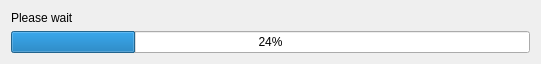
Old version of the form huggle/waitingform.ui in the repository huggle/huggle3-qt-lx.
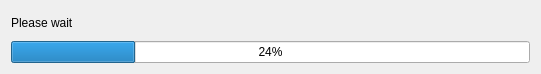
New version of the form. Icons and pictures are not drawn.

Patch:
```diff
--- a/huggle/waitingform.ui
+++ b/huggle/waitingform.ui
@@ -7,9 +7,15 @@
     <x>0</x>
     <y>0</y>
     <width>541</width>
-    <height>63</height>
+    <height>74</height>
    </rect>
   </property>
+  <property name="sizePolicy">
+   <sizepolicy hsizetype="Fixed" vsizetype="Fixed">
+    <horstretch>0</horstretch>
+    <verstretch>0</verstretch>
+   </sizepolicy>
+  </property>
   <property name="windowTitle">
    <string>Waiting</string>
   </property>
```
